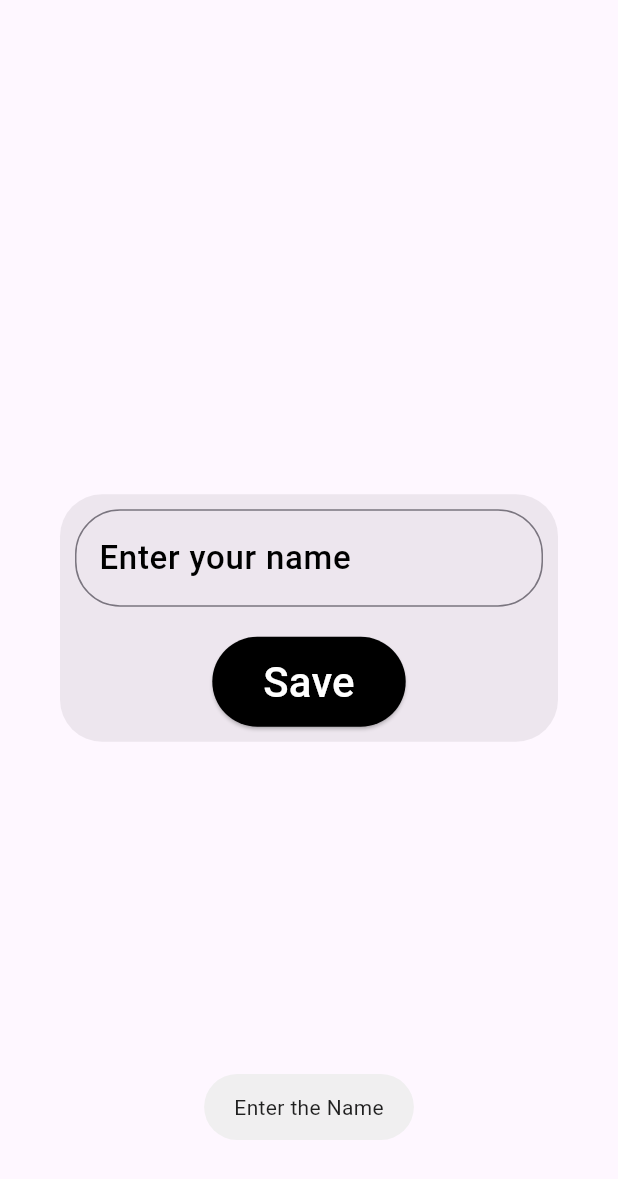
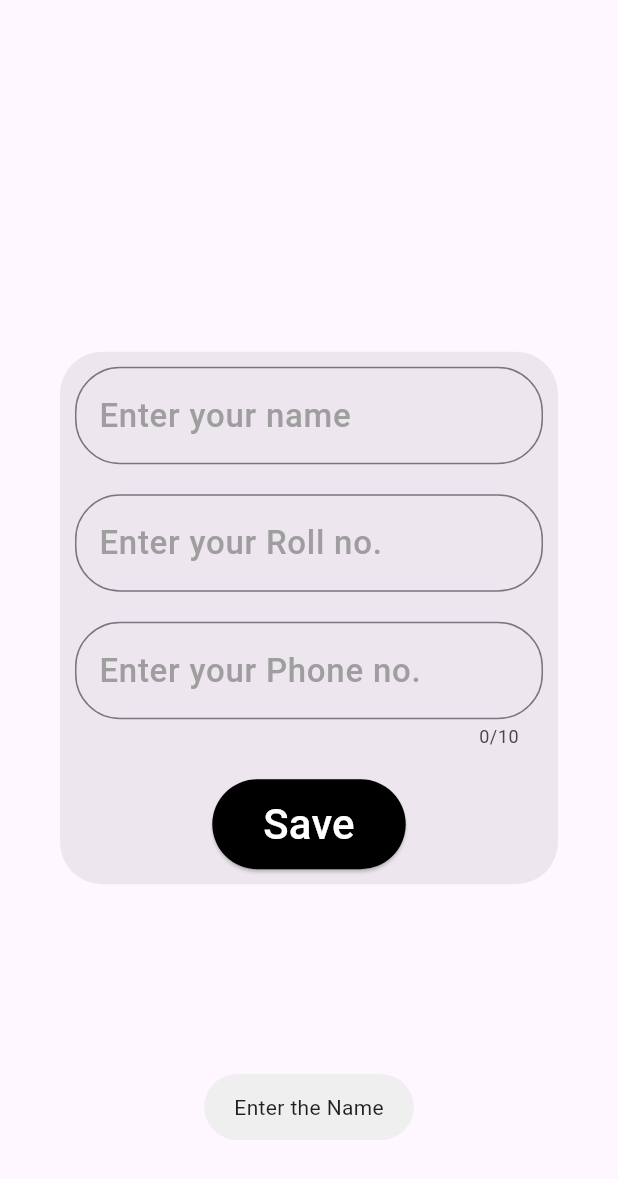
Before and after one commit to Lovejeetsingh2003/Crud-flutter, a Flutter app: the DialogScreen widget shown alone on an empty page, opened directly, after a tap on "Save", on a phone screen of 412 x 824 dp. Shown: the top 1179 px of the screen. Run offline on Flutter 3.47's test engine with Material 3 defaults, Android fonts, the phone set to English and light mode, and no system bars; our stand-ins replace fluttertoast; missing offline and left inert: dart:js_interop.

Commit message:
final commit
update function working now

```diff
--- /dev/null
+++ b/lib/data_object.dart
@@ -0,0 +1,7 @@
+class DataObject {
+  String name = "";
+  int rollNo = 1;
+  String phoneNo = "";
+
+  DataObject(this.name, this.rollNo, this.phoneNo);
+}
--- a/lib/dialog_screen.dart
+++ b/lib/dialog_screen.dart
@@ -1,10 +1,15 @@
+import 'dart:js_interop';
+
 import 'package:crud/crud_object.dart';
+import 'package:crud/data_object.dart';
 import 'package:flutter/material.dart';
 import 'package:fluttertoast/fluttertoast.dart';
 
 class DialogScreen extends StatefulWidget {
   final String name;
-  const DialogScreen(this.name, {super.key});
+  final String rollNo;
+  final String phoneNo;
+  const DialogScreen(this.name, this.rollNo, this.phoneNo, {super.key});
 
   @override
   State<DialogScreen> createState() => _DialogScreenState();
@@ -13,17 +18,21 @@ class DialogScreen extends StatefulWidget {
 class _DialogScreenState extends State<DialogScreen> {
   var task = "Save";
   var nameController = TextEditingController();
+  var rollNoController = TextEditingController();
+  var phoneNoController = TextEditingController();
 
   @override
   void initState() {
-    // TODO: implement initState
-    // super.initState();
-    // if (isupdate == true) {
-    //   nameController = TextEditingController(text: widget.name);
-    // } else {
-    //   nameController = TextEditingController(text: "Enter your name");
-    // }
-    // nameController = TextEditingController(text: "Enter your name");
+    super.initState();
+    if (widget.name.isNotEmpty) {
+      nameController.text = widget.name;
+    }
+    if (widget.rollNo.isNotEmpty) {
+      rollNoController.text = widget.rollNo;
+    }
+    if (widget.phoneNo.isNotEmpty) {
+      phoneNoController.text = widget.phoneNo;
+    }
   }
 
   @override
@@ -46,7 +55,60 @@ class _DialogScreenState extends State<DialogScreen> {
                 hintStyle: TextStyle(
                   fontSize: 22,
                   fontWeight: FontWeight.w500,
-                  color: Colors.black,
+                  color: Colors.grey,
+                ),
+                border: OutlineInputBorder(
+                  borderRadius: BorderRadius.all(
+                    Radius.circular(30),
+                  ),
+                  borderSide: BorderSide(width: 3, color: Colors.black),
+                ),
+              ),
+            ),
+          ),
+          Padding(
+            padding: const EdgeInsets.all(10),
+            child: TextField(
+              keyboardType: TextInputType.number,
+              controller: rollNoController,
+              style: TextStyle(
+                fontSize: 22,
+                fontWeight: FontWeight.w500,
+                color: Colors.black,
+              ),
+              decoration: InputDecoration(
+                hintText: "Enter your Roll no.",
+                hintStyle: TextStyle(
+                  fontSize: 22,
+                  fontWeight: FontWeight.w500,
+                  color: Colors.grey,
+                ),
+                border: OutlineInputBorder(
+                  borderRadius: BorderRadius.all(
+                    Radius.circular(30),
+                  ),
+                  borderSide: BorderSide(width: 3, color: Colors.black),
+                ),
+              ),
+            ),
+          ),
+          Padding(
+            padding: const EdgeInsets.all(10),
+            child: TextField(
+              keyboardType: TextInputType.number,
+              maxLength: 10,
+              controller: phoneNoController,
+              style: TextStyle(
+                fontSize: 22,
+                fontWeight: FontWeight.w500,
+                color: Colors.black,
+              ),
+              decoration: InputDecoration(
+                hintText: "Enter your Phone no.",
+                hintStyle: TextStyle(
+                  fontSize: 22,
+                  fontWeight: FontWeight.w500,
+                  color: Colors.grey,
                 ),
                 border: OutlineInputBorder(
                   borderRadius: BorderRadius.all(
@@ -66,8 +128,19 @@ class _DialogScreenState extends State<DialogScreen> {
               onPressed: () {
                 if (nameController.text.isEmpty) {
                   Fluttertoast.showToast(msg: "Enter the Name");
+                } else if (rollNoController.text.isEmpty) {
+                  Fluttertoast.showToast(msg: "Enter the Roll no.");
+                } else if (phoneNoController.text.isEmpty) {
+                  Fluttertoast.showToast(msg: "Enter the Phone no.");
+                } else if (phoneNoController.text.length < 10) {
+                  Fluttertoast.showToast(msg: "Enter the valid Phone no.");
                 } else {
-                  Navigator.of(context).pop(nameController.text.toString());
+                  var object = DataObject(
+                    nameController.text.toString(),
+                    int.parse(rollNoController.text.toString()),
+                    phoneNoController.text.toString(),
+                  );
+                  Navigator.of(context).pop(object);
                   setState(() {});
                 }
               },
```
Also changed, not shown: lib/home_screen.dart (+46 -14 lines).
